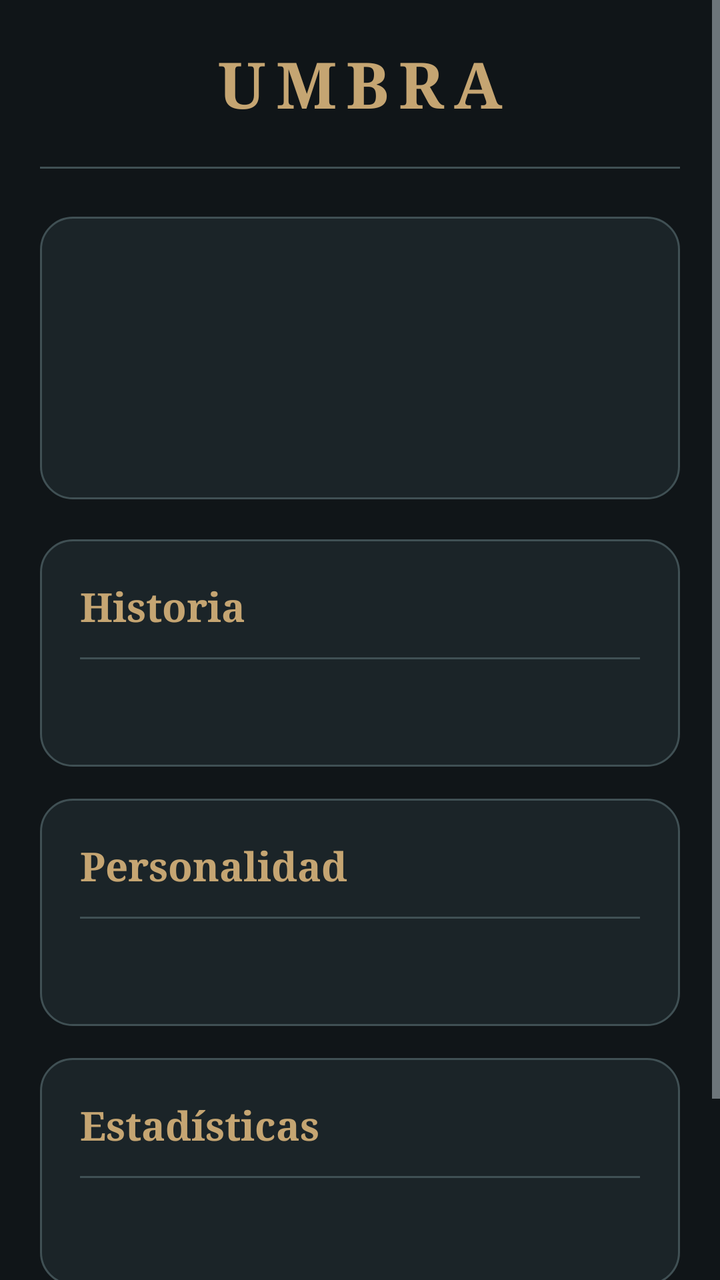
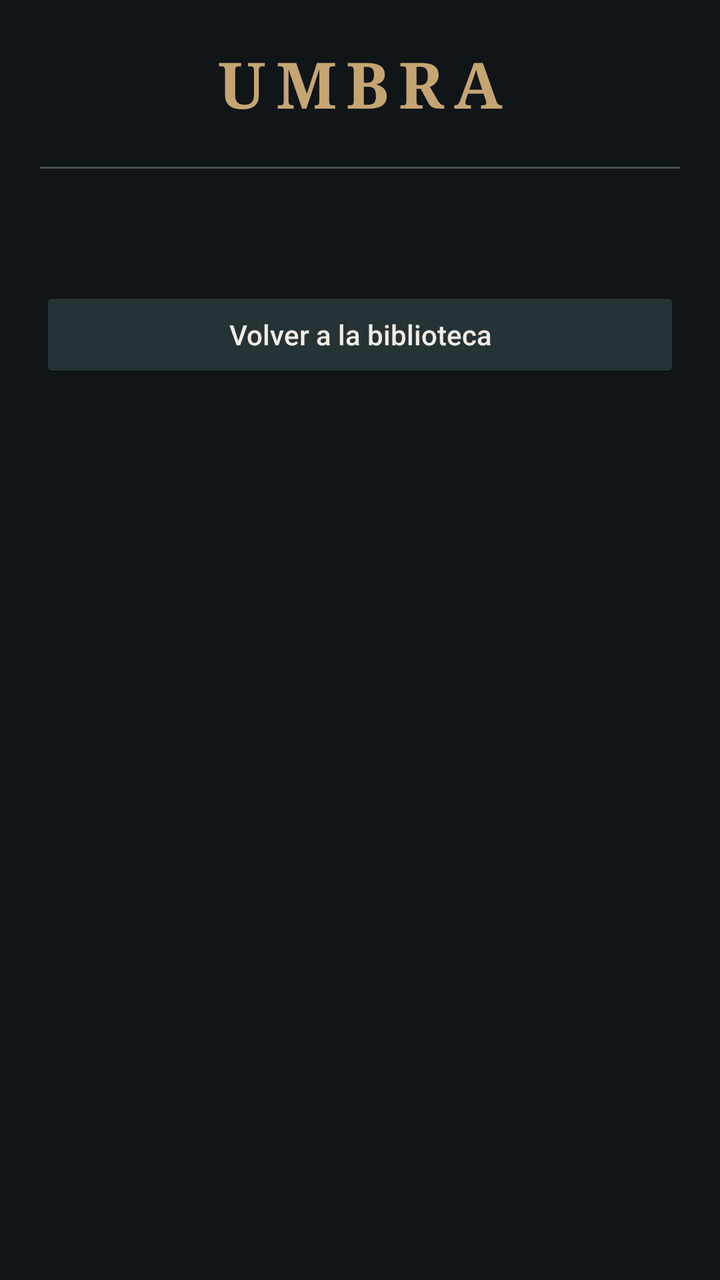

Two renders of the same Android screen: before a commit and after it. Below are the layout's source before the change and the commit's diff.
<!-- AndroidManifest.xml: application theme Theme.UMBRA -->
<!-- res/layout/activity_detalle_personaje.xml -->
<?xml version="1.0" encoding="utf-8"?>
<ScrollView xmlns:android="http://schemas.android.com/apk/res/android"
    android:layout_width="match_parent"
    android:layout_height="match_parent"
    android:background="@color/umbra_background"
    android:fillViewport="true">

    <LinearLayout
        android:layout_width="match_parent"
        android:layout_height="wrap_content"
        android:orientation="vertical"
        android:padding="20dp">

        <TextView
            style="@style/UmbraTitulo"
            android:layout_width="match_parent"
            android:layout_height="wrap_content"
            android:text="@string/app_name"
            android:fontFamily="serif"
            android:textSize="32sp"
            android:letterSpacing="0.15"
            android:gravity="center"
            android:layout_marginBottom="20dp" />

        <View
            android:layout_width="match_parent"
            android:layout_height="1dp"
            android:background="@color/umbra_border"
            android:layout_marginBottom="24dp" />

        <LinearLayout
            android:layout_width="match_parent"
            android:layout_height="wrap_content"
            android:background="@drawable/umbra_card_background"
            android:orientation="vertical"
            android:padding="20dp">

            <TextView
                android:id="@+id/txtNombreDetalle"
                style="@style/UmbraTitulo"
                android:layout_width="match_parent"
                android:layout_height="wrap_content"
                android:fontFamily="serif"
                android:textSize="30sp" />

            <TextView
                android:id="@+id/txtClaseRazaDetalle"
                style="@style/UmbraTexto"
                android:layout_width="match_parent"
                android:layout_height="wrap_content"
                android:layout_marginTop="12dp" />

            <TextView
                android:id="@+id/txtNivelDetalle"
                style="@style/UmbraTextoSecundario"
                android:layout_width="match_parent"
                android:layout_height="wrap_content"
                android:layout_marginTop="8dp" />

        </LinearLayout>

        <LinearLayout
            android:layout_width="match_parent"
            android:layout_height="wrap_content"
            android:layout_marginTop="20dp"
            android:background="@drawable/umbra_card_background"
            android:orientation="vertical"
            android:padding="20dp">

            <TextView
                style="@style/UmbraSubtitulo"
                android:layout_width="match_parent"
                android:layout_height="wrap_content"
                android:text="@string/detalle_historia"
                android:textColor="@color/umbra_primary"
                android:fontFamily="serif" />

            <View
                android:layout_width="match_parent"
                android:layout_height="1dp"
                android:background="@color/umbra_border"
                android:layout_marginTop="12dp"
                android:layout_marginBottom="12dp" />

            <TextView
                android:id="@+id/txtHistoriaDetalle"
                style="@style/UmbraTexto"
                android:layout_width="match_parent"
                android:layout_height="wrap_content"
                android:lineSpacingExtra="5dp" />

        </LinearLayout>

        <LinearLayout
            android:layout_width="match_parent"
            android:layout_height="wrap_content"
            android:layout_marginTop="16dp"
            android:background="@drawable/umbra_card_background"
            android:orientation="vertical"
            android:padding="20dp">

            <TextView
                style="@style/UmbraSubtitulo"
                android:layout_width="match_parent"
                android:layout_height="wrap_content"
                android:text="@string/detalle_personalidad"
                android:textColor="@color/umbra_primary"
                android:fontFamily="serif" />

            <View
                android:layout_width="match_parent"
                android:layout_height="1dp"
                android:background="@color/umbra_border"
                android:layout_marginTop="12dp"
                android:layout_marginBottom="12dp" />

            <TextView
                android:id="@+id/txtPersonalidadDetalle"
                style="@style/UmbraTexto"
                android:layout_width="match_parent"
                android:layout_height="wrap_content"
                android:lineSpacingExtra="5dp" />

        </LinearLayout>

        <LinearLayout
            android:layout_width="match_parent"
            android:layout_height="wrap_content"
            android:layout_marginTop="16dp"
            android:background="@drawable/umbra_card_background"
            android:orientation="vertical"
            android:padding="20dp">

            <TextView
                style="@style/UmbraSubtitulo"
                android:layout_width="match_parent"
                android:layout_height="wrap_content"
                android:text="@string/detalle_estadisticas"
                android:textColor="@color/umbra_primary"
                android:fontFamily="serif" />

            <View
                android:layout_width="match_parent"
                android:layout_height="1dp"
                android:background="@color/umbra_border"
                android:layout_marginTop="12dp"
                android:layout_marginBottom="12dp" />

            <TextView
                android:id="@+id/txtEstadisticasDetalle"
                style="@style/UmbraTexto"
                android:layout_width="match_parent"
                android:layout_height="wrap_content"
                android:lineSpacingExtra="8dp" />

        </LinearLayout>

        <TextView
            android:id="@+id/txtEstadoDetalle"
            style="@style/UmbraTextoSecundario"
            android:layout_width="match_parent"
            android:layout_height="wrap_content"
            android:layout_marginTop="16dp"
            android:gravity="center"
            android:accessibilityLiveRegion="polite" />

        <Button
            android:id="@+id/btnEditarPersonaje"
            style="@style/UmbraBotonPrincipal"
            android:layout_width="match_parent"
            android:layout_height="wrap_content"
            android:layout_marginTop="24dp"
            android:layout_marginBottom="8dp"
            android:minHeight="56dp"
            android:text="@string/detalle_editar_personaje"
            android:visibility="gone" />

        <Button
            android:id="@+id/btnEliminarPersonaje"
            style="@style/UmbraBotonEliminar"
            android:layout_width="match_parent"
            android:layout_height="wrap_content"
            android:layout_marginBottom="8dp"
            android:text="@string/detalle_eliminar_personaje"
            android:visibility="gone" />

        <Button
            android:id="@+id/btnVolverDetalle"
            style="@style/UmbraBotonSecundario"
            android:layout_width="match_parent"
            android:layout_height="wrap_content"
            android:text="@string/detalle_volver_biblioteca" />

    </LinearLayout>

</ScrollView>
<!-- resources referenced by this layout -->
<resources>
  <color name="umbra_background">#101518</color>
  <color name="umbra_border">#405054</color>
  <color name="umbra_primary">#C5A572</color>
  <!-- drawable umbra_card_background (drawable) -->
  <?xml version="1.0" encoding="utf-8"?>
  <shape xmlns:android="http://schemas.android.com/apk/res/android"
      android:shape="rectangle">
  
      <solid android:color="@color/umbra_surface" />
  
      <stroke
          android:width="1dp"
          android:color="@color/umbra_border" />
  
      <corners android:radius="16dp" />
  
  </shape>
  <string name="app_name">UMBRA</string>
  <string name="detalle_editar_personaje">Editar personaje</string>
  <string name="detalle_eliminar_personaje">Eliminar personaje</string>
  <string name="detalle_estadisticas">Estadísticas</string>
  <string name="detalle_historia">Historia</string>
  <string name="detalle_personalidad">Personalidad</string>
  <string name="detalle_volver_biblioteca">Volver a la biblioteca</string>
  <style name="UmbraBotonEliminar">
          <item name="android:backgroundTint">@color/umbra_error</item>
          <item name="android:textColor">@color/umbra_background</item>
          <item name="android:textSize">14sp</item>
          <item name="android:textStyle">bold</item>
          <item name="android:textAllCaps">false</item>
          <item name="android:minHeight">48dp</item>
      </style>
  <style name="UmbraBotonPrincipal">
          <item name="android:backgroundTint">@color/umbra_primary</item>
          <item name="android:textColor">@color/umbra_on_primary</item>
          <item name="android:textSize">14sp</item>
          <item name="android:textStyle">bold</item>
          <item name="android:textAllCaps">false</item>
          <item name="android:minHeight">48dp</item>
      </style>
  <style name="UmbraBotonSecundario">
          <item name="android:backgroundTint">@color/umbra_surface_variant</item>
          <item name="android:textColor">@color/umbra_text</item>
          <item name="android:textSize">14sp</item>
          <item name="android:textAllCaps">false</item>
          <item name="android:minHeight">48dp</item>
      </style>
  <style name="UmbraSubtitulo">
          <item name="android:textColor">@color/umbra_text</item>
          <item name="android:textSize">20sp</item>
          <item name="android:textStyle">bold</item>
      </style>
  <style name="UmbraTexto">
          <item name="android:textColor">@color/umbra_text</item>
          <item name="android:textSize">16sp</item>
      </style>
  <style name="UmbraTextoSecundario">
          <item name="android:textColor">@color/umbra_text_secondary</item>
          <item name="android:textSize">14sp</item>
      </style>
  <style name="UmbraTitulo">
          <item name="android:textColor">@color/umbra_primary</item>
          <item name="android:textSize">28sp</item>
          <item name="android:textStyle">bold</item>
      </style>
  <style name="Theme.UMBRA" parent="Base.Theme.UMBRA" />
  <color name="umbra_surface">#1B2428</color>
  <color name="umbra_error">#D97070</color>
  <color name="umbra_on_primary">#101518</color>
  <color name="umbra_surface_variant">#253236</color>
  <color name="umbra_text">#F1EDE5</color>
  <color name="umbra_text_secondary">#C4CFD5</color>
  <color name="umbra_primary_dark">#917447</color>
  <!-- unchanged entries left out for length: 1 -->
</resources>

<!-- the commit's change to res/layout/activity_detalle_personaje.xml (unified diff, before → after) -->
@@ -1,4 +1,3 @@
-<?xml version="1.0" encoding="utf-8"?>
 <ScrollView xmlns:android="http://schemas.android.com/apk/res/android"
     android:layout_width="match_parent"
     android:layout_height="match_parent"
@@ -15,144 +14,292 @@
             style="@style/UmbraTitulo"
             android:layout_width="match_parent"
             android:layout_height="wrap_content"
+            android:layout_marginBottom="20dp"
+            android:fontFamily="serif"
+            android:gravity="center"
+            android:letterSpacing="0.15"
             android:text="@string/app_name"
-            android:fontFamily="serif"
-            android:textSize="32sp"
-            android:letterSpacing="0.15"
-            android:gravity="center"
-            android:layout_marginBottom="20dp" />
+            android:textSize="32sp" />
 
         <View
             android:layout_width="match_parent"
             android:layout_height="1dp"
-            android:background="@color/umbra_border"
-            android:layout_marginBottom="24dp" />
+            android:layout_marginBottom="24dp"
+            android:background="@color/umbra_border" />
 
         <LinearLayout
-            android:layout_width="match_parent"
-            android:layout_height="wrap_content"
-            android:background="@drawable/umbra_card_background"
+            android:id="@+id/contenidoDetalle"
+            android:layout_width="match_parent"
+            android:layout_height="wrap_content"
             android:orientation="vertical"
-            android:padding="20dp">
-
-            <TextView
-                android:id="@+id/txtNombreDetalle"
-                style="@style/UmbraTitulo"
+            android:visibility="gone">
+
+            <LinearLayout
                 android:layout_width="match_parent"
                 android:layout_height="wrap_content"
-                android:fontFamily="serif"
-                android:textSize="30sp" />
-
-            <TextView
-                android:id="@+id/txtClaseRazaDetalle"
-                style="@style/UmbraTexto"
+                android:background="@drawable/umbra_card_background"
+                android:orientation="vertical"
+                android:padding="20dp">
+
+                <FrameLayout
+                    android:layout_width="match_parent"
+                    android:layout_height="280dp"
+                    android:layout_marginBottom="20dp"
+                    android:background="@drawable/umbra_card_background"
+                    android:clipToOutline="true">
+
+                    <TextView
+                        android:id="@+id/txtInicialesDetalle"
+                        android:layout_width="match_parent"
+                        android:layout_height="match_parent"
+                        android:background="@color/umbra_surface_variant"
+                        android:fontFamily="serif"
+                        android:gravity="center"
+                        android:importantForAccessibility="no"
+                        android:textColor="@color/umbra_primary"
+                        android:textSize="52sp" />
+
+                    <ImageView
+                        android:id="@+id/imgPersonajeDetalle"
+                        android:layout_width="match_parent"
+                        android:layout_height="match_parent"
+                        android:contentDescription="@null"
+                        android:scaleType="fitCenter"
+                        android:visibility="invisible" />
+                </FrameLayout>
+
+                <TextView
+                    android:id="@+id/txtNombreDetalle"
+                    style="@style/UmbraTitulo"
+                    android:layout_width="match_parent"
+                    android:layout_height="wrap_content"
+                    android:fontFamily="serif"
+                    android:gravity="center"
+                    android:textSize="30sp" />
+
+                <TextView
+                    android:id="@+id/txtClaseRazaDetalle"
+                    style="@style/UmbraTexto"
+                    android:layout_width="match_parent"
+                    android:layout_height="wrap_content"
+                    android:layout_marginTop="12dp"
+                    android:gravity="center" />
+
+                <TextView
+                    android:id="@+id/txtNivelDetalle"
+                    style="@style/UmbraTextoSecundario"
+                    android:layout_width="match_parent"
+                    android:layout_height="wrap_content"
+                    android:layout_marginTop="8dp"
+                    android:gravity="center" />
+            </LinearLayout>
+
+            <LinearLayout
                 android:layout_width="match_parent"
                 android:layout_height="wrap_content"
-                android:layout_marginTop="12dp" />
-
-            <TextView
-                android:id="@+id/txtNivelDetalle"
-                style="@style/UmbraTextoSecundario"
+                android:layout_marginTop="16dp"
+                android:background="@drawable/umbra_card_background"
+                android:orientation="vertical"
+                android:padding="20dp">
+
+                <TextView
+                    style="@style/UmbraSubtitulo"
+                    android:layout_width="match_parent"
+                    android:layout_height="wrap_content"
+                    android:fontFamily="serif"
+                    android:text="@string/detalle_historia"
+                    android:textColor="@color/umbra_primary" />
+
+                <View
+                    android:layout_width="match_parent"
+                    android:layout_height="1dp"
+                    android:layout_marginTop="12dp"
+                    android:layout_marginBottom="12dp"
+                    android:background="@color/umbra_border" />
+
+                <TextView
+                    android:id="@+id/txtHistoriaDetalle"
+                    style="@style/UmbraTexto"
+                    android:layout_width="match_parent"
+                    android:layout_height="wrap_content"
+                    android:lineSpacingExtra="5dp" />
+            </LinearLayout>
+
+            <LinearLayout
                 android:layout_width="match_parent"
                 android:layout_height="wrap_content"
-                android:layout_marginTop="8dp" />
-
-        </LinearLayout>
-
-        <LinearLayout
-            android:layout_width="match_parent"
-            android:layout_height="wrap_content"
-            android:layout_marginTop="20dp"
-            android:background="@drawable/umbra_card_background"
-            android:orientation="vertical"
-            android:padding="20dp">
-
-            <TextView
-                style="@style/UmbraSubtitulo"
+                android:layout_marginTop="16dp"
+                android:background="@drawable/umbra_card_background"
+                android:orientation="vertical"
+                android:padding="20dp">
+
+                <TextView
+                    style="@style/UmbraSubtitulo"
+                    android:layout_width="match_parent"
+                    android:layout_height="wrap_content"
+                    android:fontFamily="serif"
+                    android:text="@string/detalle_personalidad"
+                    android:textColor="@color/umbra_primary" />
+
+                <View
+                    android:layout_width="match_parent"
+                    android:layout_height="1dp"
+                    android:layout_marginTop="12dp"
+                    android:layout_marginBottom="12dp"
+                    android:background="@color/umbra_border" />
+
+                <TextView
+                    android:id="@+id/txtPersonalidadDetalle"
+                    style="@style/UmbraTexto"
+                    android:layout_width="match_parent"
+                    android:layout_height="wrap_content"
+                    android:lineSpacingExtra="5dp" />
+            </LinearLayout>
+
+            <LinearLayout
                 android:layout_width="match_parent"
                 android:layout_height="wrap_content"
-                android:text="@string/detalle_historia"
-                android:textColor="@color/umbra_primary"
-                android:fontFamily="serif" />
-
-            <View
-                android:layout_width="match_parent"
-                android:layout_height="1dp"
-                android:background="@color/umbra_border"
-                android:layout_marginTop="12dp"
-                android:layout_marginBottom="12dp" />
-
-            <TextView
-                android:id="@+id/txtHistoriaDetalle"
-                style="@style/UmbraTexto"
-                android:layout_width="match_parent"
-                android:layout_height="wrap_content"
-                android:lineSpacingExtra="5dp" />
-
-        </LinearLayout>
-
-        <LinearLayout
-            android:layout_width="match_parent"
-            android:layout_height="wrap_content"
-            android:layout_marginTop="16dp"
-            android:background="@drawable/umbra_card_background"
-            android:orientation="vertical"
-            android:padding="20dp">
-
-            <TextView
-                style="@style/UmbraSubtitulo"
-                android:layout_width="match_parent"
-                android:layout_height="wrap_content"
-                android:text="@string/detalle_personalidad"
-                android:textColor="@color/umbra_primary"
-                android:fontFamily="serif" />
-
-            <View
-                android:layout_width="match_parent"
-                android:layout_height="1dp"
-                android:background="@color/umbra_border"
-                android:layout_marginTop="12dp"
-                android:layout_marginBottom="12dp" />
-
-            <TextView
-                android:id="@+id/txtPersonalidadDetalle"
-                style="@style/UmbraTexto"
-                android:layout_width="match_parent"
-                android:layout_height="wrap_content"
-                android:lineSpacingExtra="5dp" />
-
-        </LinearLayout>
-
-        <LinearLayout
-            android:layout_width="match_parent"
-            android:layout_height="wrap_content"
-            android:layout_marginTop="16dp"
-            android:background="@drawable/umbra_card_background"
-            android:orientation="vertical"
-            android:padding="20dp">
-
-            <TextView
-                style="@style/UmbraSubtitulo"
-                android:layout_width="match_parent"
-                android:layout_height="wrap_content"
-                android:text="@string/detalle_estadisticas"
-                android:textColor="@color/umbra_primary"
-                android:fontFamily="serif" />
-
-            <View
-                android:layout_width="match_parent"
-                android:layout_height="1dp"
-                android:background="@color/umbra_border"
-                android:layout_marginTop="12dp"
-                android:layout_marginBottom="12dp" />
-
-            <TextView
-                android:id="@+id/txtEstadisticasDetalle"
-                style="@style/UmbraTexto"
-                android:layout_width="match_parent"
-                android:layout_height="wrap_content"
-                android:lineSpacingExtra="8dp" />
-
+                android:layout_marginTop="16dp"
+                android:background="@drawable/umbra_card_background"
+                android:orientation="vertical"
+                android:padding="20dp">
+
+                <TextView
+                    style="@style/UmbraSubtitulo"
+                    android:layout_width="match_parent"
+                    android:layout_height="wrap_content"
+                    android:fontFamily="serif"
+                    android:text="@string/detalle_estadisticas"
+                    android:textColor="@color/umbra_primary" />
+
+                <View
+                    android:layout_width="match_parent"
+                    android:layout_height="1dp"
+                    android:layout_marginTop="12dp"
+                    android:layout_marginBottom="12dp"
+                    android:background="@color/umbra_border" />
+
+                <LinearLayout
+                    android:layout_width="match_parent"
+                    android:layout_height="wrap_content"
+                    android:baselineAligned="false"
+                    android:orientation="horizontal">
+
+                    <LinearLayout
+                        android:layout_width="0dp"
+                        android:layout_height="wrap_content"
+                        android:layout_marginEnd="8dp"
+                        android:layout_weight="1"
+                        android:background="@color/umbra_surface_variant"
+                        android:gravity="center"
+                        android:orientation="vertical"
+                        android:padding="12dp">
+
+                        <TextView
+                            android:id="@+id/txtFuerzaDetalle"
+                            style="@style/UmbraTitulo"
+                            android:layout_width="match_parent"
+                            android:layout_height="wrap_content"
+                            android:gravity="center"
+                            android:textSize="24sp" />
+
+                        <TextView
+                            style="@style/UmbraTextoSecundario"
+                            android:layout_width="match_parent"
+                            android:layout_height="wrap_content"
+                            android:gravity="center"
+                            android:labelFor="@id/txtFuerzaDetalle"
+                            android:text="@string/detalle_fuerza" />
+                    </LinearLayout>
+
+                    <LinearLayout
+                        android:layout_width="0dp"
+                        android:layout_height="wrap_content"
+                        android:layout_weight="1"
+                        android:background="@color/umbra_surface_variant"
+                        android:gravity="center"
+                        android:orientation="vertical"
+                        android:padding="12dp">
+
+                        <TextView
+                            android:id="@+id/txtDestrezaDetalle"
+                            style="@style/UmbraTitulo"
+                            android:layout_width="match_parent"
+                            android:layout_height="wrap_content"
+                            android:gravity="center"
+                            android:textSize="24sp" />
+
+                        <TextView
+                            style="@style/UmbraTextoSecundario"
+                            android:layout_width="match_parent"
+                            android:layout_height="wrap_content"
+                            android:gravity="center"
+                            android:labelFor="@id/txtDestrezaDetalle"
+                            android:text="@string/detalle_destreza" />
+                    </LinearLayout>
+                </LinearLayout>
+
+                <LinearLayout
+                    android:layout_width="match_parent"
+                    android:layout_height="wrap_content"
+                    android:layout_marginTop="8dp"
+                    android:baselineAligned="false"
+                    android:orientation="horizontal">
+
+                    <LinearLayout
+                        android:layout_width="0dp"
+                        android:layout_height="wrap_content"
+                        android:layout_marginEnd="8dp"
+                        android:layout_weight="1"
+                        android:background="@color/umbra_surface_variant"
+                        android:gravity="center"
+                        android:orientation="vertical"
+                        android:padding="12dp">
+
+                        <TextView
+                            android:id="@+id/txtInteligenciaDetalle"
+                            style="@style/UmbraTitulo"
+                            android:layout_width="match_parent"
+                            android:layout_height="wrap_content"
+                            android:gravity="center"
+                            android:textSize="24sp" />
+
+                        <TextView
+                            style="@style/UmbraTextoSecundario"
+                            android:layout_width="match_parent"
+                            android:layout_height="wrap_content"
+                            android:gravity="center"
+                            android:labelFor="@id/txtInteligenciaDetalle"
+                            android:text="@string/detalle_inteligencia" />
+                    </LinearLayout>
+
+                    <LinearLayout
+                        android:layout_width="0dp"
+                        android:layout_height="wrap_content"
+                        android:layout_weight="1"
+                        android:background="@color/umbra_surface_variant"
+                        android:gravity="center"
+                        android:orientation="vertical"
+                        android:padding="12dp">
+
+                        <TextView
+                            android:id="@+id/txtCarismaDetalle"
+                            style="@style/UmbraTitulo"
+                            android:layout_width="match_parent"
+                            android:layout_height="wrap_content"
+                            android:gravity="center"
+                            android:textSize="24sp" />
+
+                        <TextView
+                            style="@style/UmbraTextoSecundario"
+                            android:layout_width="match_parent"
+                            android:layout_height="wrap_content"
+                            android:gravity="center"
+                            android:labelFor="@id/txtCarismaDetalle"
+                            android:text="@string/detalle_carisma" />
+                    </LinearLayout>
+                </LinearLayout>
+            </LinearLayout>
         </LinearLayout>
 
         <TextView
@@ -161,8 +308,8 @@
             android:layout_width="match_parent"
             android:layout_height="wrap_content"
             android:layout_marginTop="16dp"
-            android:gravity="center"
-            android:accessibilityLiveRegion="polite" />
+            android:accessibilityLiveRegion="polite"
+            android:gravity="center" />
 
         <Button
             android:id="@+id/btnEditarPersonaje"
@@ -190,7 +337,5 @@
             android:layout_width="match_parent"
             android:layout_height="wrap_content"
             android:text="@string/detalle_volver_biblioteca" />
-
     </LinearLayout>
-
 </ScrollView>
<!-- resource entries referenced after the edit -->
@@ -18,10 +18,14 @@
   
   </shape>
   <string name="app_name">UMBRA</string>
+  <string name="detalle_carisma">Carisma</string>
+  <string name="detalle_destreza">Destreza</string>
   <string name="detalle_editar_personaje">Editar personaje</string>
   <string name="detalle_eliminar_personaje">Eliminar personaje</string>
   <string name="detalle_estadisticas">Estadísticas</string>
+  <string name="detalle_fuerza">Fuerza</string>
   <string name="detalle_historia">Historia</string>
+  <string name="detalle_inteligencia">Inteligencia</string>
   <string name="detalle_personalidad">Personalidad</string>
   <string name="detalle_volver_biblioteca">Volver a la biblioteca</string>
   <style name="UmbraBotonEliminar">
